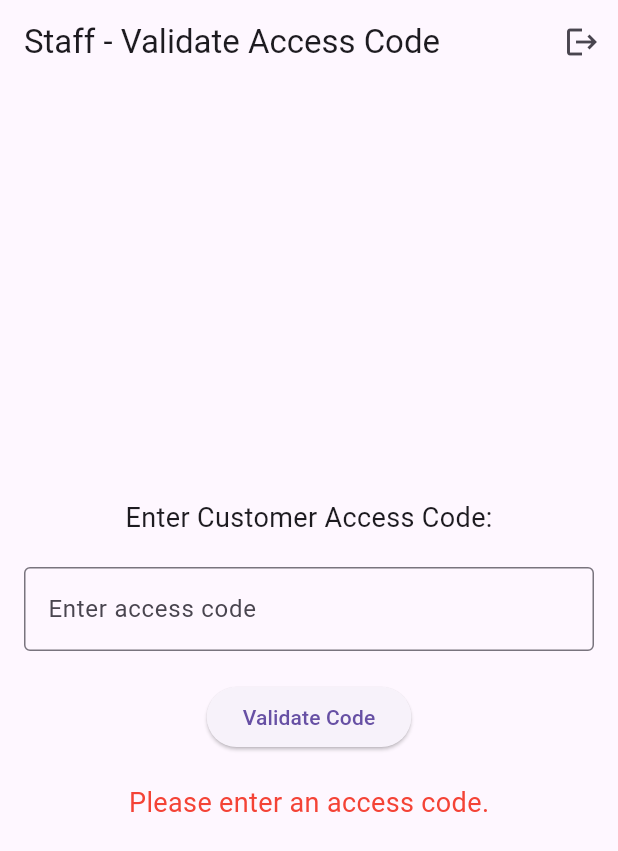
After one commit to leomcl/gymManagmnetApp, a Flutter app: the StaffView screen opened directly, after a tap on "Validate Code", on a phone screen of 412 x 824 dp. The commit adds this screen. Shown: the top 851 px of the screen. Run offline on Flutter 3.47's test engine with Material 3 defaults, Android fonts, the phone set to English and light mode, and no system bars; our stand-ins replace cloud_firestore, firebase_auth, firebase_core; accounts and stored records are empty; network calls fail.

Commit message:
Staff view added.

```diff
--- /dev/null
+++ b/lib/pages/staff_view.dart
@@ -0,0 +1,127 @@
+import 'package:flutter/material.dart';
+import 'package:cloud_firestore/cloud_firestore.dart';
+import 'package:test/auth.dart';  // Ensure you have your auth handling here
+import 'package:test/pages/login_register_page.dart';  // For navigating to login page after sign out
+
+
+
+class StaffView extends StatefulWidget {
+  @override
+  _StaffViewState createState() => _StaffViewState();
+}
+
+class _StaffViewState extends State<StaffView> {
+  final TextEditingController _codeController = TextEditingController();  // For inputting access code
+  String? _validationMessage;  // To display validation results
+  bool _isLoading = false;  // For showing a loading indicator
+
+  // Function to validate the access code
+  Future<void> _validateAccessCode() async {
+    String code = _codeController.text.trim();
+
+    if (code.isEmpty) {
+      setState(() {
+        _validationMessage = 'Please enter an access code.';
+      });
+      return;
+    }
+
+    setState(() {
+      _isLoading = true;
+      _validationMessage = null;  // Clear previous messages
+    });
+
+    // Fetch the document from Firestore with the given code
+    DocumentSnapshot doc = await FirebaseFirestore.instance.collection('gymAccessCodes').doc(code).get();
+
+    if (!doc.exists) {
+      setState(() {
+        _validationMessage = 'Invalid code. This code does not exist.';
+        _isLoading = false;
+      });
+      return;
+    }
+
+    // Extract data from the document and check expiry time
+    Map<String, dynamic> data = doc.data() as Map<String, dynamic>;
+    DateTime expiryTime = (data['expiryTime'] as Timestamp).toDate();
+
+    if (expiryTime.isBefore(DateTime.now())) {
+      setState(() {
+        _validationMessage = 'This code has expired.';
+        _isLoading = false;
+      });
+    } else {
+      setState(() {
+        _validationMessage = 'Access code is valid. User ID: ${data['userId']}';
+        _isLoading = false;
+      });
+    }
+  }
+
+  Future<void> _signOut() async {
+    await Auth().signOut();  // Sign out the user from FirebaseAuth
+    // Navigate to the login page after sign-out
+    Navigator.pushReplacement(
+      context,
+      MaterialPageRoute(builder: (context) => const LoginPage()),  // Replace with the login page
+    );
+  }
+
+  @override
+  Widget build(BuildContext context) {
+    return Scaffold(
+      appBar: AppBar(
+        title: const Text('Staff - Validate Access Code'),
+        actions: [
+          IconButton(
+            icon: const Icon(Icons.logout),  // Logout icon button
+            onPressed: _signOut,  // Sign out on button press
+            tooltip: 'Sign Out',
+          ),
+        ],
+      ),
+      body: Padding(
+        padding: const EdgeInsets.all(16.0),
+        child: Column(
+          crossAxisAlignment: CrossAxisAlignment.center,
+          mainAxisAlignment: MainAxisAlignment.center,
+          children: [
+            const Text(
+              'Enter Customer Access Code:',
+              style: TextStyle(fontSize: 18),
+            ),
+            const SizedBox(height: 20),
+
+            // Text field to enter the access code
+            TextField(
+              controller: _codeController,
+              decoration: const InputDecoration(
+                hintText: 'Enter access code',
+                border: OutlineInputBorder(),
+              ),
+            ),
+            const SizedBox(height: 20),
+
+            // Button to trigger validation
+            ElevatedButton(
+              onPressed: _validateAccessCode,
+              child: _isLoading ? const CircularProgressIndicator() : const Text('Validate Code'),
+            ),
+            const SizedBox(height: 20),
+
+            // Display validation message (if any)
+            if (_validationMessage != null)
+              Text(
+                _validationMessage!,
+                style: TextStyle(
+                  fontSize: 18,
+                  color: _validationMessage!.contains('valid') ? Colors.green : Colors.red,
+                ),
+              ),
+          ],
+        ),
+      ),
+    );
+  }
+}
```
Also changed, not shown: lib/pages/customer_view.dart (renamed from lib/pages/home_page.dart, +47 -30 lines), lib/pages/login_register_page.dart (+92 -13 lines), lib/widget_tree.dart (+50 -2 lines).
